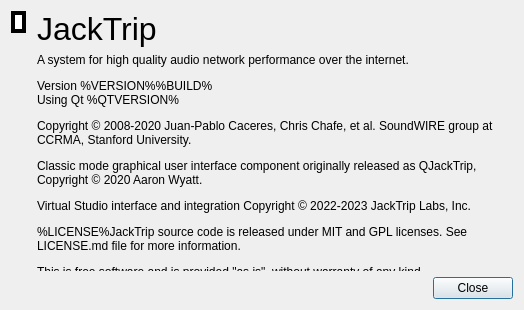
Qt form src/gui/about.ui (jacktrip/jacktrip) before a commit.
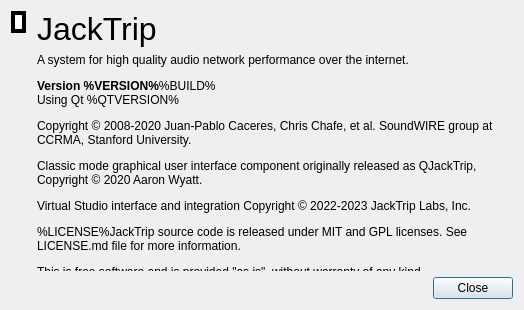
The same form after that commit. Icons and pictures are not drawn.

Commit message:
Default VS to using RtAudio on first run, if built to support it
Fixing some other VS audio Jack things I ran into while testing beta2

Adding build info to meson builds and about dialog

```diff
--- a/src/gui/about.ui
+++ b/src/gui/about.ui
@@ -93,7 +93,7 @@
         </size>
        </property>
        <property name="text">
-        <string>&lt;html&gt;&lt;head/&gt;&lt;body&gt;&lt;p&gt;A system for high quality audio network performance over the internet.&lt;/p&gt;&lt;p&gt;Version %VERSION%%BUILD%&lt;br/&gt;Using Qt %QTVERSION%&lt;/p&gt;&lt;p&gt;Copyright © 2008-2020 Juan-Pablo Caceres, Chris Chafe, et al. SoundWIRE group at CCRMA, Stanford University.&lt;/p&gt;&lt;p&gt;Classic mode graphical user interface component originally released as QJackTrip, Copyright © 2020 Aaron Wyatt.&lt;/p&gt;&lt;p&gt;&lt;/p&gt;&lt;p&gt;Virtual Studio interface and integration Copyright © 2022-2023 JackTrip Labs, Inc.&lt;/p&gt;&lt;p&gt;&lt;/p&gt;&lt;p&gt;%LICENSE%JackTrip source code is released under MIT and GPL licenses. See LICENSE.md file for more information.&lt;/p&gt;&lt;p&gt;This is free software and is provided &amp;quot;as is&amp;quot;, without warranty of any kind.&lt;/p&gt;&lt;/body&gt;&lt;/html&gt;</string>
+        <string>&lt;html&gt;&lt;head/&gt;&lt;body&gt;&lt;p&gt;A system for high quality audio network performance over the internet.&lt;/p&gt;&lt;p&gt;&lt;b&gt;Version %VERSION%&lt;/b&gt;%BUILD%&lt;br/&gt;Using Qt %QTVERSION%&lt;/p&gt;&lt;p&gt;Copyright © 2008-2020 Juan-Pablo Caceres, Chris Chafe, et al. SoundWIRE group at CCRMA, Stanford University.&lt;/p&gt;&lt;p&gt;Classic mode graphical user interface component originally released as QJackTrip, Copyright © 2020 Aaron Wyatt.&lt;/p&gt;&lt;p&gt;&lt;/p&gt;&lt;p&gt;Virtual Studio interface and integration Copyright © 2022-2023 JackTrip Labs, Inc.&lt;/p&gt;&lt;p&gt;&lt;/p&gt;&lt;p&gt;%LICENSE%JackTrip source code is released under MIT and GPL licenses. See LICENSE.md file for more information.&lt;/p&gt;&lt;p&gt;This is free software and is provided &amp;quot;as is&amp;quot;, without warranty of any kind.&lt;/p&gt;&lt;/body&gt;&lt;/html&gt;</string>
        </property>
        <property name="alignment">
         <set>Qt::AlignLeading|Qt::AlignLeft|Qt::AlignTop</set>
```
The commit also changes 3 other files.
